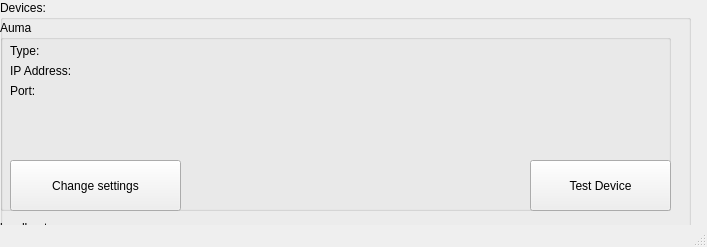
The window that GUI/MainGUI/MainGUI.ui (my-memory-leaked/Modbus-Industrial-Diagnostic-Tool) describes before a commit, drawn with Qt 5.
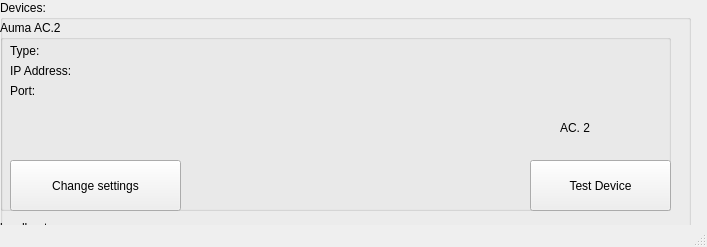
The same window after the commit.

What changed in the file:
```diff
--- a/GUI/MainGUI/MainGUI.ui
+++ b/GUI/MainGUI/MainGUI.ui
@@ -166,7 +166,7 @@
       </rect>
      </property>
      <property name="title">
-      <string>Auma</string>
+      <string>Auma AC.2</string>
      </property>
      <widget class="QLabel" name="AumaTypeLabel">
       <property name="geometry">
@@ -238,7 +238,7 @@
        <rect>
         <x>40</x>
         <y>20</y>
-        <width>61</width>
+        <width>81</width>
         <height>21</height>
        </rect>
       </property>
@@ -298,6 +298,19 @@
        <string/>
       </property>
      </widget>
+     <widget class="QLabel" name="label">
+      <property name="geometry">
+       <rect>
+        <x>560</x>
+        <y>100</y>
+        <width>51</width>
+        <height>16</height>
+       </rect>
+      </property>
+      <property name="text">
+       <string>AC. 2</string>
+      </property>
+     </widget>
     </widget>
    </widget>
    <widget class="QGroupBox" name="CustomDevicesGroup">
```
